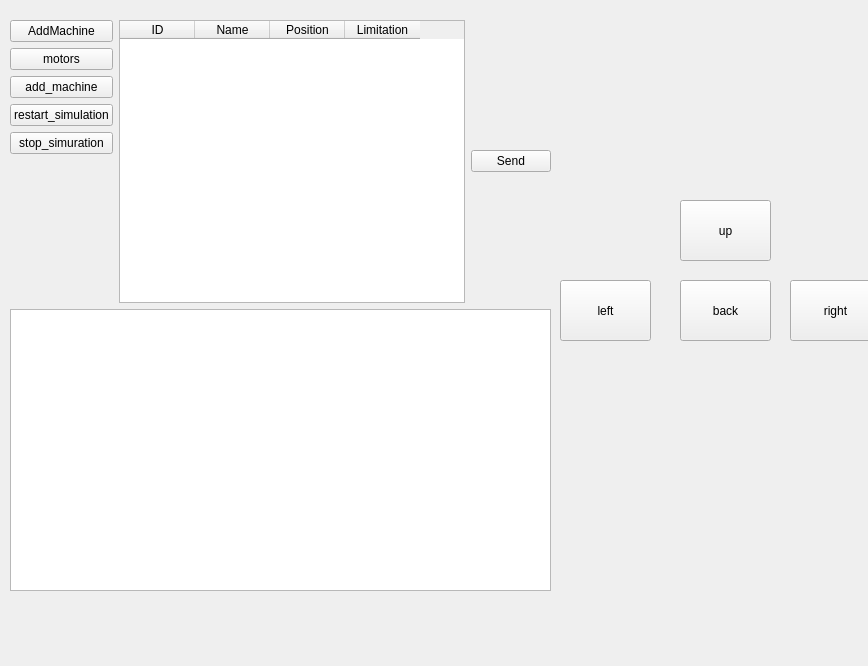
kmolLin/Pyquino_plugin, file vrep_pypot/vrep_pypot.ui: the form before one commit.
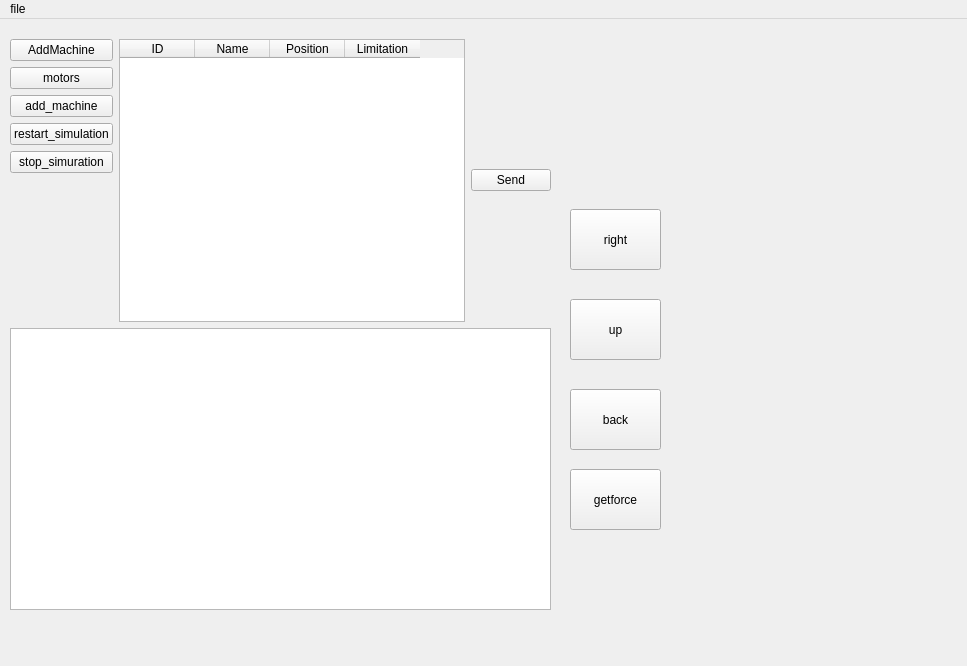
The form after the commit. Icons and pictures are not drawn.

```diff
--- a/vrep_pypot/vrep_pypot.ui
+++ b/vrep_pypot/vrep_pypot.ui
@@ -6,7 +6,7 @@
    <rect>
     <x>0</x>
     <y>0</y>
-    <width>868</width>
+    <width>967</width>
     <height>666</height>
    </rect>
   </property>
@@ -17,8 +17,8 @@
    <widget class="QPushButton" name="yAxisdown">
     <property name="geometry">
      <rect>
-      <x>680</x>
-      <y>280</y>
+      <x>570</x>
+      <y>370</y>
       <width>91</width>
       <height>61</height>
      </rect>
@@ -40,14 +40,14 @@
    <widget class="QPushButton" name="xAxisleft">
     <property name="geometry">
      <rect>
-      <x>560</x>
-      <y>280</y>
+      <x>570</x>
+      <y>450</y>
       <width>91</width>
       <height>61</height>
      </rect>
     </property>
     <property name="text">
-     <string>left</string>
+     <string>getforce</string>
     </property>
     <property name="icon">
      <iconset>
@@ -63,8 +63,8 @@
    <widget class="QPushButton" name="xAxisrigh">
     <property name="geometry">
      <rect>
-      <x>790</x>
-      <y>280</y>
+      <x>570</x>
+      <y>190</y>
       <width>91</width>
       <height>61</height>
      </rect>
@@ -86,8 +86,8 @@
    <widget class="QPushButton" name="yAxisup">
     <property name="geometry">
      <rect>
-      <x>680</x>
-      <y>200</y>
+      <x>570</x>
+      <y>280</y>
       <width>91</width>
       <height>61</height>
      </rect>
@@ -226,7 +226,40 @@
      </item>
     </layout>
    </widget>
+   <widget class="QWidget" name="verticalLayoutWidget_2">
+    <property name="geometry">
+     <rect>
+      <x>670</x>
+      <y>20</y>
+      <width>241</width>
+      <height>221</height>
+     </rect>
+    </property>
+    <layout class="QVBoxLayout" name="verticalLayout_3"/>
+   </widget>
   </widget>
+  <widget class="QMenuBar" name="menuBar">
+   <property name="geometry">
+    <rect>
+     <x>0</x>
+     <y>0</y>
+     <width>967</width>
+     <height>23</height>
+    </rect>
+   </property>
+   <widget class="QMenu" name="menuOpenfile">
+    <property name="title">
+     <string>file</string>
+    </property>
+    <addaction name="actionOpen"/>
+   </widget>
+   <addaction name="menuOpenfile"/>
+  </widget>
+  <action name="actionOpen">
+   <property name="text">
+    <string>open</string>
+   </property>
+  </action>
  </widget>
  <resources/>
  <connections/>
```
